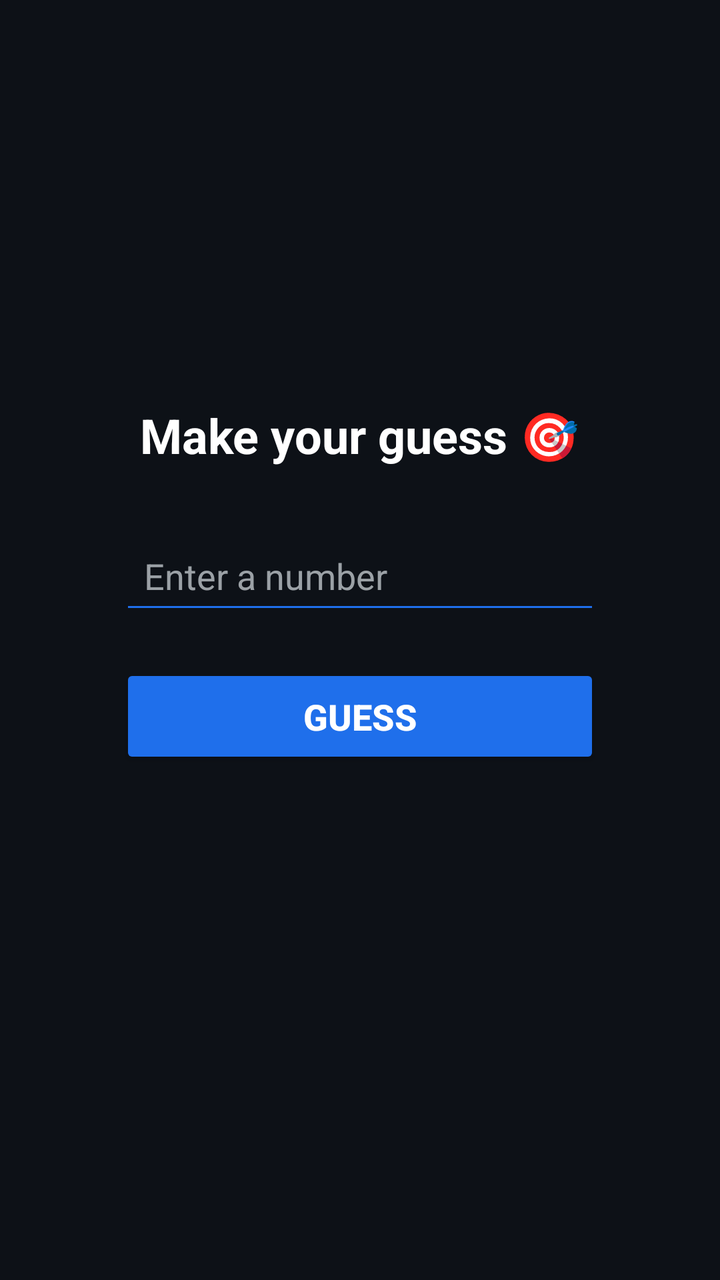
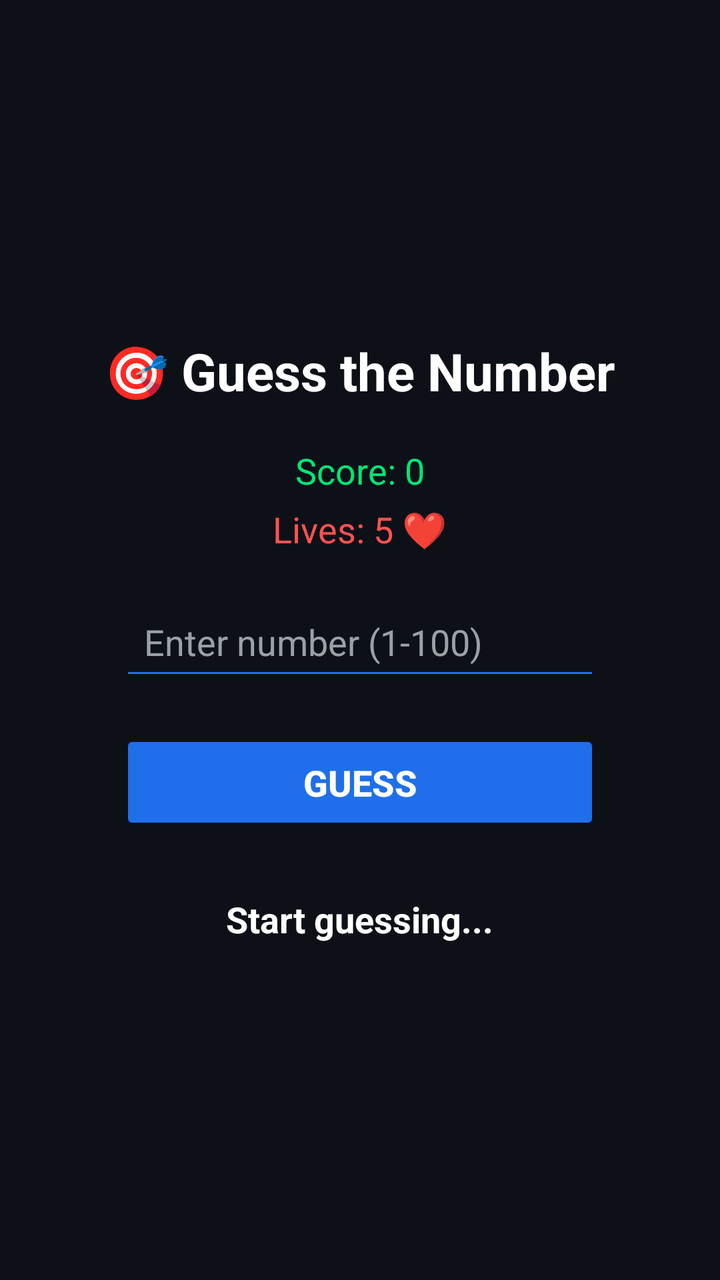

Before-and-after screenshots of an Android layout around one commit, followed by the original layout XML and the change that was made.
<!-- AndroidManifest.xml: application theme android:Theme.Material.Light.NoActionBar -->
<!-- res/layout/activity_game.xml -->
<?xml version="1.0" encoding="utf-8"?>
<LinearLayout
    xmlns:android="http://schemas.android.com/apk/res/android"
    android:orientation="vertical"
    android:gravity="center"
    android:background="#0D1117"
    android:padding="24dp"
    android:layout_width="match_parent"
    android:layout_height="match_parent">

    
    <TextView
        android:text="Make your guess 🎯"
        android:textSize="24sp"
        android:textStyle="bold"
        android:textColor="#FFFFFF"
        android:layout_marginBottom="30dp"
        android:layout_width="wrap_content"
        android:layout_height="wrap_content" />

    
    <EditText
        android:id="@+id/input"
        android:hint="Enter a number"
        android:textColor="#FFFFFF"
        android:textColorHint="#9BA1A6"
        android:backgroundTint="#1F6FEB"
        android:padding="12dp"
        android:layout_width="240dp"
        android:layout_height="wrap_content" />

    
    <Button
        android:id="@+id/submitBtn"
        android:text="Guess"
        android:textSize="18sp"
        android:textStyle="bold"
        android:backgroundTint="#1F6FEB"
        android:textColor="#FFFFFF"
        android:padding="14dp"
        android:layout_marginTop="20dp"
        android:layout_width="240dp"
        android:layout_height="wrap_content" />

    
    <TextView
        android:id="@+id/resultText"
        android:text=""
        android:textSize="18sp"
        android:textColor="#FFFFFF"
        android:layout_marginTop="30dp"
        android:layout_width="wrap_content"
        android:layout_height="wrap_content" />

</LinearLayout>
<!-- resources referenced by this layout -->
<resources>

</resources>

<!-- the commit's change to res/layout/activity_game.xml (unified diff, before → after) -->
@@ -8,20 +8,36 @@
     android:layout_width="match_parent"
     android:layout_height="match_parent">
 
-    
     <TextView
-        android:text="Make your guess 🎯"
-        android:textSize="24sp"
+        android:text="🎯 Guess the Number"
+        android:textSize="26sp"
         android:textStyle="bold"
         android:textColor="#FFFFFF"
-        android:layout_marginBottom="30dp"
+        android:layout_marginBottom="20dp"
         android:layout_width="wrap_content"
-        android:layout_height="wrap_content" />
+        android:layout_height="wrap_content"/>
 
-    
+    <TextView
+        android:id="@+id/scoreText"
+        android:text="Score: 0"
+        android:textSize="18sp"
+        android:textColor="#00E676"
+        android:layout_marginBottom="5dp"
+        android:layout_width="wrap_content"
+        android:layout_height="wrap_content"/>
+
+    <TextView
+        android:id="@+id/livesText"
+        android:text="Lives: 5 ❤️"
+        android:textSize="18sp"
+        android:textColor="#FF5252"
+        android:layout_marginBottom="20dp"
+        android:layout_width="wrap_content"
+        android:layout_height="wrap_content"/>
+
     <EditText
         android:id="@+id/input"
-        android:hint="Enter a number"
+        android:hint="Enter number (1-100)"
         android:textColor="#FFFFFF"
         android:textColorHint="#9BA1A6"
         android:backgroundTint="#1F6FEB"
@@ -29,7 +45,6 @@
         android:layout_width="240dp"
         android:layout_height="wrap_content" />
 
-    
     <Button
         android:id="@+id/submitBtn"
         android:text="Guess"
@@ -40,16 +55,16 @@
         android:padding="14dp"
         android:layout_marginTop="20dp"
         android:layout_width="240dp"
-        android:layout_height="wrap_content" />
+        android:layout_height="wrap_content"/>
 
-    
     <TextView
         android:id="@+id/resultText"
-        android:text=""
+        android:text="Start guessing..."
         android:textSize="18sp"
+        android:textStyle="bold"
         android:textColor="#FFFFFF"
         android:layout_marginTop="30dp"
         android:layout_width="wrap_content"
-        android:layout_height="wrap_content" />
+        android:layout_height="wrap_content"/>
 
 </LinearLayout>
